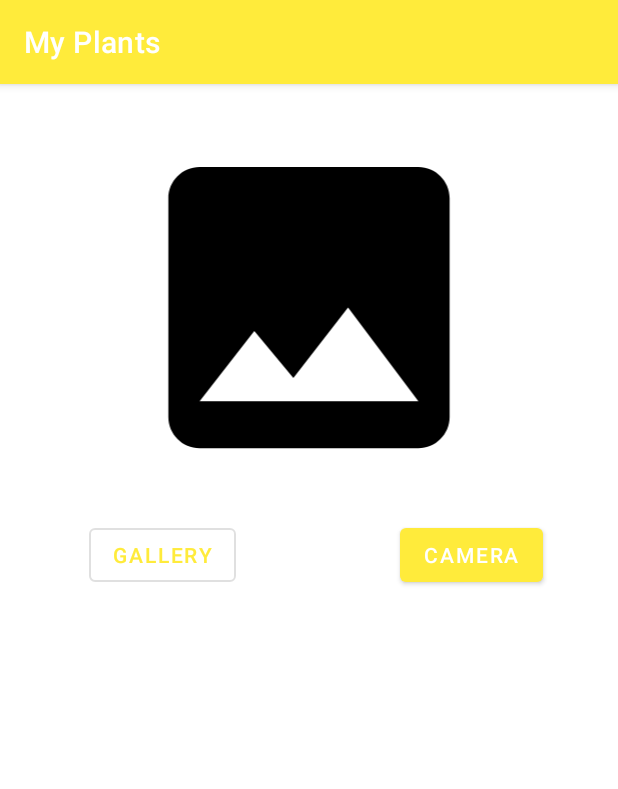
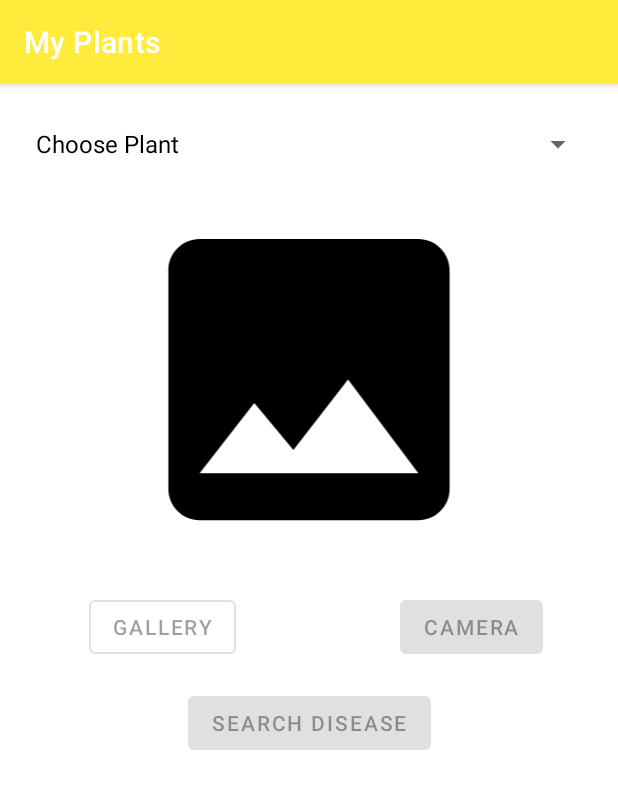
Before and after one commit to Satriobagusimanulloh/project-capstone, an Android app: the ScanActivity screen opened directly, with no data from a screen before it, on a phone screen of 412 x 824 dp. Shown: the top 789 px of the screen. Run offline under Robolectric (Android 15) with nearby library versions, the phone set to English and light mode, and no system bars; libraries missing offline, so code that uses them is left out: org.tensorflow.lite.

```diff
--- a/app/build.gradle
+++ b/app/build.gradle
@@ -36,6 +36,7 @@ android {
     }
     buildFeatures {
         viewBinding true
+        mlModelBinding true
     }
 }
 
@@ -47,6 +48,10 @@ dependencies {
     implementation 'androidx.constraintlayout:constraintlayout:2.1.4'
     implementation 'androidx.recyclerview:recyclerview:1.3.0-alpha02'
     implementation 'com.google.firebase:firebase-auth-ktx:21.0.5'
+    implementation 'com.google.firebase:firebase-auth:21.0.5'
+    implementation 'org.tensorflow:tensorflow-lite-support:0.1.0'
+    implementation 'org.tensorflow:tensorflow-lite-metadata:0.1.0'
+    implementation 'org.tensorflow:tensorflow-lite-gpu:2.3.0'
     testImplementation 'junit:junit:4.13.2'
     androidTestImplementation 'androidx.test.ext:junit:1.1.3'
     androidTestImplementation 'androidx.test.espresso:espresso-core:3.4.0'
--- a/app/src/main/java/com/bangkit/capstone/c22_ps321/activities/ScanActivity.kt
+++ b/app/src/main/java/com/bangkit/capstone/c22_ps321/activities/ScanActivity.kt
@@ -2,33 +2,49 @@ package com.bangkit.capstone.c22_ps321.activities
 
 import android.Manifest
 import android.annotation.SuppressLint
+import android.content.Context
 import android.content.Intent
 import android.content.pm.PackageManager
-import android.graphics.Bitmap
-import android.graphics.BitmapFactory
-import android.graphics.Matrix
+import android.graphics.*
+import android.graphics.drawable.ColorDrawable
 import android.net.Uri
 import androidx.appcompat.app.AppCompatActivity
 import android.os.Bundle
 import android.provider.MediaStore
 import android.util.Log
+import android.view.View
+import android.view.ViewGroup
+import android.widget.AdapterView
+import android.widget.ArrayAdapter
+import android.widget.TextView
 import androidx.activity.result.contract.ActivityResultContracts
 import androidx.core.app.ActivityCompat
 import androidx.core.content.ContextCompat
 import androidx.core.content.FileProvider
+import androidx.datastore.core.DataStore
+import androidx.datastore.preferences.core.Preferences
+import androidx.datastore.preferences.preferencesDataStore
+import androidx.lifecycle.ViewModelProvider
+import com.bangkit.capstone.c22_ps321.R
 import com.bangkit.capstone.c22_ps321.databinding.ActivityScanBinding
 import com.bangkit.capstone.c22_ps321.helper.uriToFile
 import com.bangkit.capstone.c22_ps321.ml.PlantDeseaseConvertedModelNew
+import com.bangkit.capstone.c22_ps321.user.UserPreferences
+import com.bangkit.capstone.c22_ps321.viewmodels.ScanningViewModel
+import com.bangkit.capstone.c22_ps321.viewmodels.ViewModelFactory
 import org.tensorflow.lite.DataType
 import org.tensorflow.lite.support.image.TensorImage
 import org.tensorflow.lite.support.tensorbuffer.TensorBuffer
 import java.io.File
+
+private val Context.dataStore: DataStore<Preferences> by preferencesDataStore(name = "settings")
 
 class ScanActivity : AppCompatActivity() {
 
     private val binding by lazy {
         ActivityScanBinding.inflate(layoutInflater)
     }
+    private lateinit var viewModel: ScanningViewModel
     private lateinit var currentPhotoPath: String
     private var getFile: File? = null
     private val imageSize = 224
@@ -38,21 +54,65 @@ class ScanActivity : AppCompatActivity() {
         super.onCreate(savedInstanceState)
         setContentView(binding.root)
 
+        viewModel = ViewModelProvider(
+            this,
+            ViewModelFactory(UserPreferences.getInstance(dataStore))
+        )[ScanningViewModel::class.java]
+
         if (!allPermissionsGranted()) {
-            ActivityCompat.requestPermissions(
-                this,
-                REQUIRED_PERMISSIONS,
-                REQUEST_CODE_PERMISSIONS
-            )
+            requestPermissions()
+        }
+
+        isEnabledButton(false)
+        Log.d("GetFileInit", getFile.toString())
+        binding.btnSearch.isEnabled = false
+        initSpinnerPlants()
+
+        viewModel.getFile.observe(this) {
+            binding.btnSearch.isEnabled = it != null
         }
 
         binding.apply {
-            btnCamera.setOnClickListener { takePhoto() }
-            btnGallery.setOnClickListener { startGallery() }
+            btnCamera.setOnClickListener {
+                takePhoto()
+            }
+            btnGallery.setOnClickListener {
+                startGallery()
+            }
+            spinnerPlants.onItemSelectedListener = object : AdapterView.OnItemSelectedListener {
+                override fun onItemSelected(
+                    p0: AdapterView<*>?,
+                    p1: View?,
+                    position: Int,
+                    p3: Long
+                ) {
+                    if (position == 0) {
+                        isEnabledButton(false)
+                    } else {
+                        isEnabledButton(true)
+                    }
+                }
+
+                override fun onNothingSelected(p0: AdapterView<*>?) {
+                    isEnabledButton(false)
+                }
+
+            }
+
         }
 
-        labels = application.assets.open("capstone_labels.txt").bufferedReader().use { it.readText() }.split("\n")
+        labels =
+            application.assets.open("capstone_labels.txt").bufferedReader().use { it.readText() }
+                .split("\n")
         Log.d("Labels", "Size: ${labels.size}, $labels")
+    }
+
+    private fun requestPermissions() {
+        ActivityCompat.requestPermissions(
+            this,
+            REQUIRED_PERMISSIONS,
+            REQUEST_CODE_PERMISSIONS
+        )
     }
 
     private fun allPermissionsGranted() = REQUIRED_PERMISSIONS.all {
@@ -71,11 +131,13 @@ class ScanActivity : AppCompatActivity() {
             val selectedImg: Uri = result.data?.data as Uri
             val myFile = applicationContext?.let { uriToFile(selectedImg, it) }
             getFile = myFile
+            viewModel.isFileAvailable(getFile)
+            Log.d("GetFile", getFile.toString())
+
             val imgBitmap = BitmapFactory.decodeFile(myFile?.path)
             binding.previewImageView.setImageBitmap(imgBitmap)
 
             classifyImage(imgBitmap)
-//            binding.previewImageView.setImageURI(selectedImg)
         }
     }
 
@@ -87,6 +149,9 @@ class ScanActivity : AppCompatActivity() {
                 val result = BitmapFactory.decodeFile(myFile.path)
                 val rotateBitmap = rotateBitmap(result)
 
+                viewModel.isFileAvailable(getFile)
+                Log.d("GetFile", getFile.toString())
+
                 binding.previewImageView.setImageBitmap(rotateBitmap)
 
                 classifyImage(rotateBitmap)
@@ -97,7 +162,7 @@ class ScanActivity : AppCompatActivity() {
         val intent = Intent()
         intent.action = Intent.ACTION_GET_CONTENT
         intent.type = "image/*"
-        val chooser = Intent.createChooser(intent, "Choose Picture")
+        val chooser = Intent.createChooser(intent, resources.getString(R.string.choose_picture))
         launcherIntentGallery.launch(chooser)
     }
 
@@ -118,6 +183,45 @@ class ScanActivity : AppCompatActivity() {
         }
     }
 
+    private fun initSpinnerPlants() {
+        val list = resources.getStringArray(R.array.list_plants).toList()
+        val adapter: ArrayAdapter<String> = object : ArrayAdapter<String>(
+            this,
+            android.R.layout.simple_spinner_dropdown_item,
+            list
+        ) {
+            override fun getDropDownView(
+                position: Int,
+                convertView: View?,
+                parent: ViewGroup
+            ): View {
+                val view: TextView = super.getDropDownView(
+                    position,
+                    convertView,
+                    parent
+                ) as TextView
+                view.setTypeface(view.typeface, Typeface.BOLD)
+
+                if (position == binding.spinnerPlants.selectedItemPosition && position != 0) {
+                    view.background = ColorDrawable(Color.parseColor("#F7E7CE"))
+                    view.setTextColor(Color.parseColor("#333399"))
+                }
+
+                if (position == 0) {
+                    view.setTextColor(Color.LTGRAY)
+                }
+
+                return view
+            }
+
+            override fun isEnabled(position: Int): Boolean {
+                return position != 0
+            }
+        }
+
+        binding.spinnerPlants.adapter = adapter
+    }
+
     private fun rotateBitmap(source: Bitmap): Bitmap {
         val matrix = Matrix()
         matrix.postRotate(90F)
@@ -126,7 +230,7 @@ class ScanActivity : AppCompatActivity() {
         )
     }
 
-    private fun classifyImage(bitmap: Bitmap){
+    private fun classifyImage(bitmap: Bitmap) {
         val resized = Bitmap.createScaledBitmap(bitmap, imageSize, imageSize, true)
         val model = PlantDeseaseConvertedModelNew.newInstance(this)
 
@@ -147,19 +251,30 @@ class ScanActivity : AppCompatActivity() {
         model.close()
     }
 
-    private fun getMax(arr:FloatArray) : Int{
+    private fun getMax(arr: FloatArray): Int {
         var ind = 0
         var min = 0.0f
 
-        for(i in 0..37)
-        {
-            if(arr[i] > min)
-            {
+        for (i in 0..37) {
+            if (arr[i] > min) {
                 min = arr[i]
                 ind = i
             }
         }
         return ind
+    }
+
+    private fun isEnabledButton(isEnabled: Boolean) {
+        when (isEnabled) {
+            true -> {
+                binding.btnCamera.isEnabled = true
+                binding.btnGallery.isEnabled = true
+            }
+            false -> {
+                binding.btnCamera.isEnabled = false
+                binding.btnGallery.isEnabled = false
+            }
+        }
     }
 
     companion object {
--- /dev/null
+++ b/app/src/main/java/com/bangkit/capstone/c22_ps321/viewmodels/ScanningViewModel.kt
@@ -0,0 +1,17 @@
+package com.bangkit.capstone.c22_ps321.viewmodels
+
+import android.util.Log
+import androidx.lifecycle.LiveData
+import androidx.lifecycle.MutableLiveData
+import androidx.lifecycle.ViewModel
+import java.io.File
+
+class ScanningViewModel: ViewModel() {
+    private val _setFile = MutableLiveData<File?>()
+    val getFile: LiveData<File?> = _setFile
+
+    fun isFileAvailable(idFile: File?) {
+        _setFile.value = idFile
+        Log.d("ScanViewModel", idFile.toString())
+    }
+}
--- a/app/src/main/java/com/bangkit/capstone/c22_ps321/viewmodels/ViewModelFactory.kt
+++ b/app/src/main/java/com/bangkit/capstone/c22_ps321/viewmodels/ViewModelFactory.kt
@@ -15,6 +15,9 @@ class ViewModelFactory(private val preferences: UserPreferences) : ViewModelProv
             modelClass.isAssignableFrom(LoginViewModel::class.java) -> {
                 LoginViewModel(preferences) as T
             }
+            modelClass.isAssignableFrom(ScanningViewModel::class.java) -> {
+                ScanningViewModel() as T
+            }
 
             else -> throw IllegalArgumentException("Unknown ViewModel class: " + modelClass.name)
 
--- a/app/src/main/res/layout/activity_scan.xml
+++ b/app/src/main/res/layout/activity_scan.xml
@@ -6,6 +6,14 @@
     android:layout_height="match_parent"
     android:padding="@dimen/padding_16"
     tools:context=".activities.ScanActivity">
+
+    <androidx.appcompat.widget.AppCompatSpinner
+        android:id="@+id/spinner_plants"
+        android:layout_width="0dp"
+        android:layout_height="wrap_content"
+        app:layout_constraintEnd_toEndOf="parent"
+        app:layout_constraintStart_toStartOf="parent"
+        app:layout_constraintTop_toTopOf="parent" />
 
     <androidx.appcompat.widget.AppCompatImageView
         android:id="@+id/previewImageView"
@@ -16,7 +24,7 @@
         android:layout_marginEnd="@dimen/margin_8"
         app:layout_constraintEnd_toEndOf="parent"
         app:layout_constraintStart_toStartOf="parent"
-        app:layout_constraintTop_toTopOf="parent"
+        app:layout_constraintTop_toBottomOf="@+id/spinner_plants"
         app:srcCompat="@drawable/ic_place_holder" />
 
 
@@ -43,6 +51,16 @@
         app:layout_constraintStart_toStartOf="@+id/previewImageView"
         app:layout_constraintTop_toBottomOf="@+id/previewImageView" />
 
+    <Button
+        android:id="@+id/btn_search"
+        android:layout_width="wrap_content"
+        android:layout_height="wrap_content"
+        android:layout_marginTop="@dimen/margin_16"
+        android:text="@string/btn_search_disease"
+        app:layout_constraintEnd_toEndOf="@+id/previewImageView"
+        app:layout_constraintStart_toStartOf="@+id/previewImageView"
+        app:layout_constraintTop_toBottomOf="@+id/btn_gallery" />
+
     <TextView
         android:id="@+id/tv_output"
         android:layout_width="wrap_content"
@@ -54,7 +72,7 @@
         android:textStyle="bold"
         app:layout_constraintEnd_toEndOf="@+id/previewImageView"
         app:layout_constraintStart_toStartOf="@+id/previewImageView"
-        app:layout_constraintTop_toBottomOf="@+id/btn_gallery"
+        app:layout_constraintTop_toBottomOf="@+id/btn_search"
         tools:text="Plant Disease" />
 
 </androidx.constraintlayout.widget.ConstraintLayout>
--- a/app/src/main/res/values-night/strings.xml
+++ b/app/src/main/res/values-night/strings.xml
@@ -1,5 +1,7 @@
 <?xml version="1.0" encoding="utf-8"?>
 <resources>
+    <string name="app_name">My Plants</string>
+    <string name="don_t_have_an_account">Don\'t have an account? Register</string>
     <string name="text_login">Login</string>
     <string name="hint_username">Username</string>
     <string name="hint_password">Password</string>
@@ -19,4 +21,23 @@
     <string name="email">Email</string>
     <string name="btn_gallery">Gallery</string>
     <string name="btn_camera">Camera</string>
+    <string name="choose_picture">Choose Picture</string>
+    <string name="btn_search_disease">Search Disease</string>
+    <string-array name="list_plants">
+        <item>Choose Plant</item>
+        <item>Apple</item>
+        <item>Blueberry</item>
+        <item>Cherry</item>
+        <item>Corn</item>
+        <item>Grape</item>
+        <item>Orange</item>
+        <item>Peach</item>
+        <item>Pepper</item>
+        <item>Potato</item>
+        <item>Raspberry</item>
+        <item>Soybean</item>
+        <item>Squash</item>
+        <item>Strawberry</item>
+        <item>Tomato</item>
+    </string-array>
 </resources>
--- a/app/src/main/res/values/strings.xml
+++ b/app/src/main/res/values/strings.xml
@@ -1,6 +1,6 @@
 <resources>
     <string name="app_name">My Plants</string>
-    <string name="don_t_have_an_account">Don\'t have an account?</string>
+    <string name="don_t_have_an_account">Don\'t have an account? Register</string>
     <string name="text_login">Login</string>
     <string name="hint_username">Username</string>
     <string name="hint_password">Password</string>
@@ -11,7 +11,7 @@
     <string name="desc_scan_menu">Scan plant to find out the disease</string>
     <string name="title_history">History</string>
     <string name="desc_history">History for your scanned plants</string>
-    <string name="tv_say_hello">Hi %1$s,</string>
+    <string name="tv_say_hellox">Hi, Sa\'ad Fauzi</string>
     <string name="tv_welcome">How your plants today?</string>
     <string name="label_activity_result">Result</string>
     <string name="register">Register</string>
@@ -21,4 +21,25 @@
     <string name="btn_gallery">Gallery</string>
     <string name="btn_camera">Camera</string>
     <string name="logout">Logout</string>
+    <string name="choose_picture">Choose Picture</string>
+    <string name="plant_labels">List of Plants</string>
+    <string name="default_web_client_id"></string>
+    <string name="btn_search_disease">Search Disease</string>
+    <string-array name="list_plants">
+        <item>Choose Plant</item>
+        <item>Apple</item>
+        <item>Blueberry</item>
+        <item>Cherry</item>
+        <item>Corn</item>
+        <item>Grape</item>
+        <item>Orange</item>
+        <item>Peach</item>
+        <item>Pepper</item>
+        <item>Potato</item>
+        <item>Raspberry</item>
+        <item>Soybean</item>
+        <item>Squash</item>
+        <item>Strawberry</item>
+        <item>Tomato</item>
+    </string-array>
 </resources>
```
Also changed, not shown: 1 other file.
